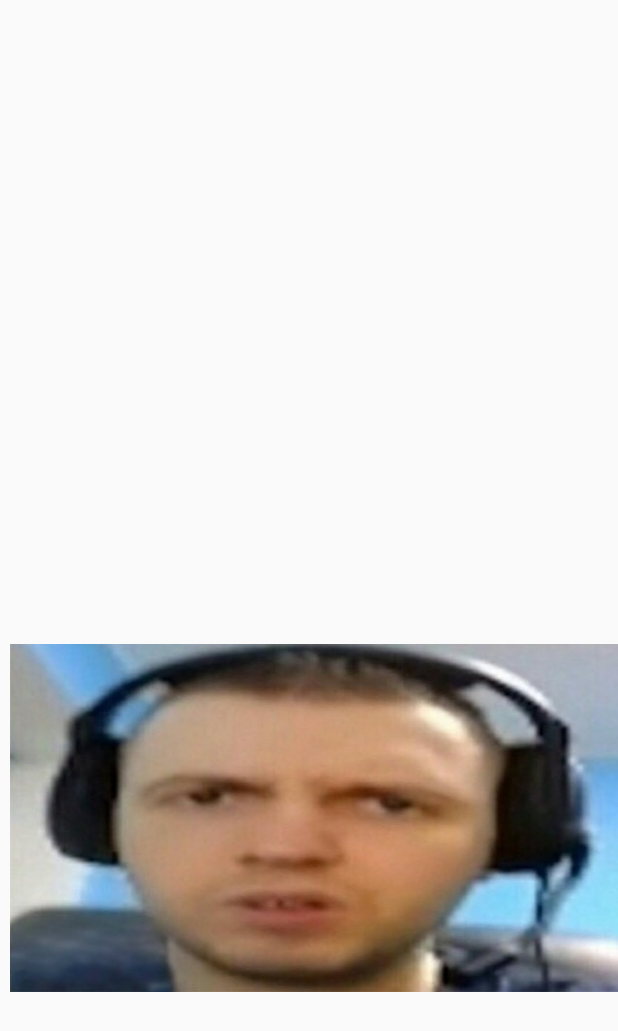
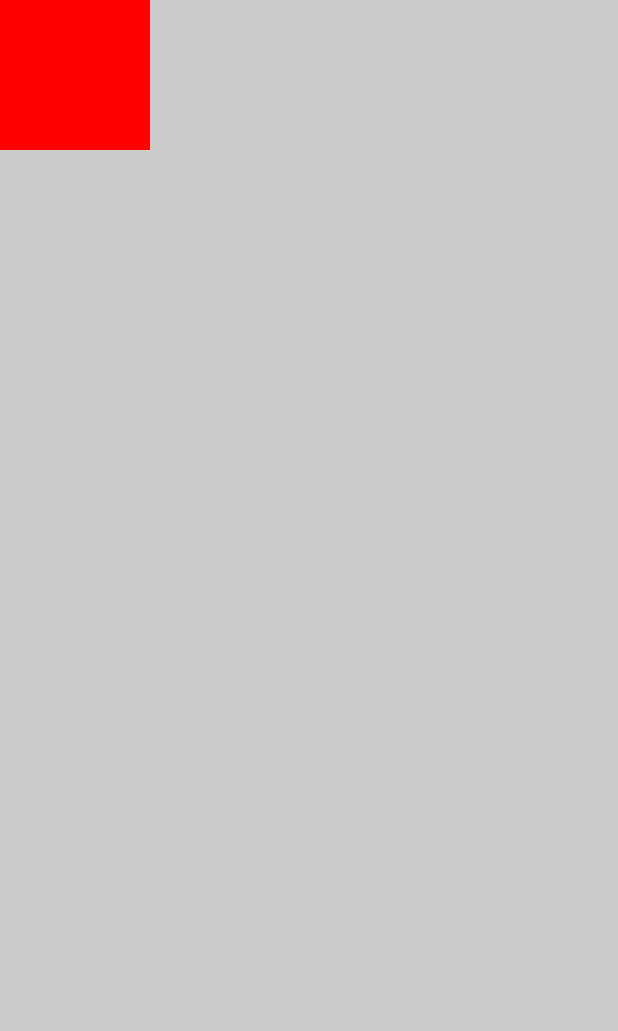
Before and after one commit to AlexLineZ/hits_android, an Android app built with Jetpack Compose: the TestActivity screen opened directly, with no data from a screen before it, on a phone screen of 412 x 824 dp. Shown: the top 1031 px of the screen. Run offline under Robolectric (Android 15) with nearby library versions, the phone set to English and light mode, and no system bars.

Commit message:
Added movable blocks

```diff
--- a/app/src/main/java/com/example/hits_android/TestActivity.kt
+++ b/app/src/main/java/com/example/hits_android/TestActivity.kt
@@ -1,17 +1,23 @@
 package com.example.hits_android
 
 import android.os.Bundle
+import android.view.Surface
 import androidx.activity.ComponentActivity
 import androidx.activity.compose.setContent
 import androidx.compose.foundation.Image
+import androidx.compose.foundation.background
 import androidx.compose.foundation.gestures.awaitFirstDown
 import androidx.compose.foundation.gestures.calculatePan
 import androidx.compose.foundation.gestures.calculateZoom
+import androidx.compose.foundation.gestures.detectDragGestures
+import androidx.compose.foundation.gestures.detectTransformGestures
 import androidx.compose.foundation.gestures.forEachGesture
 import androidx.compose.foundation.layout.Arrangement
 import androidx.compose.foundation.layout.Box
 import androidx.compose.foundation.layout.Column
 import androidx.compose.foundation.layout.fillMaxSize
+import androidx.compose.foundation.layout.offset
+import androidx.compose.foundation.layout.size
 import androidx.compose.foundation.lazy.LazyColumn
 import androidx.compose.runtime.Composable
 import androidx.compose.runtime.getValue
@@ -20,10 +26,15 @@ import androidx.compose.runtime.remember
 import androidx.compose.runtime.setValue
 import androidx.compose.ui.Alignment
 import androidx.compose.ui.Modifier
+import androidx.compose.ui.geometry.Offset
+import androidx.compose.ui.graphics.Color
 import androidx.compose.ui.graphics.graphicsLayer
+import androidx.compose.ui.input.pointer.consumeAllChanges
 import androidx.compose.ui.input.pointer.pointerInput
+import androidx.compose.ui.platform.LocalDensity
 import androidx.compose.ui.res.painterResource
 import androidx.compose.ui.tooling.preview.Preview
+import androidx.compose.ui.unit.dp
 import com.example.hits_android.ui.theme.Hits_androidTheme
 
 class TestActivity : ComponentActivity() {
@@ -31,7 +42,7 @@ class TestActivity : ComponentActivity() {
         super.onCreate(savedInstanceState)
         setContent {
             Hits_androidTheme {
-                ZoomableComposable()
+                BoxWithConstraints()
             }
         }
     }
@@ -39,19 +50,10 @@ class TestActivity : ComponentActivity() {
 
 @Composable
 fun ZoomableComposable() {
-    // Reacting to state changes is the core behavior of Compose.
-    // We use the state composable that is used for holding a
-    // state value in this composable for representing the current
-    // value scale(for zooming in the image)
-    // & translation(for panning across the image).
-    // Any composable that reads the value of counter will
-    // be recomposed any time the value changes.
-    var scale by remember { mutableStateOf(1f) }
+    var scale by remember { mutableStateOf(10f) }
     var offsetX by remember { mutableStateOf(0f) }
     var offsetY by remember { mutableStateOf(0f) }
 
-    // In the example below, we make the Column composable zoomable
-    // by leveraging the Modifier.pointerInput modifier
     Box(
         modifier = Modifier
             .pointerInput(Unit) {
@@ -68,42 +70,18 @@ fun ZoomableComposable() {
                     }
                 }
             }
+            .graphicsLayer (
+                scaleX = scale,
+                scaleY = scale,
+                translationX = offsetX,
+                translationY = offsetY
+            )
+            .background(Color.LightGray)
     ) {
-        // painterResource method loads an image resource asynchronously
-//        val imagepainter = painterResource(id = R.drawable.ic_launcher_background)
-        // We use the graphicsLayer modifier to modify the scale & translation
-        // of the image.
-        // This is read from the state properties that we created above.
-//        Image(
-//            modifier = Modifier.fillMaxSize().graphicsLayer(
-//                scaleX = scale,
-//                scaleY = scale,
-//                translationX = offsetX,
-//                translationY = offsetY
-//            ),
-//            painter = imagepainter,
-//            contentDescription = "androids launcher default launcher background image"
-//        )
-
         Image(
             painter = painterResource(id = R.drawable.maxresdefault),
             contentDescription = "sas",
-            modifier = Modifier.fillMaxSize().graphicsLayer (
-                scaleX = scale,
-                scaleY = scale,
-                translationX = offsetX + 10,
-                translationY = offsetY + 200
-            )
-        )
-        Image(
-            painter = painterResource(id = R.drawable.maxresdefault),
-            contentDescription = "sis",
-            modifier = Modifier.fillMaxSize().graphicsLayer (
-                scaleX = scale,
-                scaleY = scale,
-                translationX = offsetX - 800,
-                translationY = offsetY - 500
-            )
+            modifier = Modifier.fillMaxSize()
         )
     }
 }
@@ -111,5 +89,63 @@ fun ZoomableComposable() {
 @Preview
 @Composable
 fun ZoomableComposablePreview() {
-    ZoomableComposable()
+    BoxWithConstraints()
 }
+
+@Composable
+fun BoxWithConstraints() {
+    var offsetX by remember { mutableStateOf(0f) }
+    var offsetY by remember { mutableStateOf(0f) }
+    var scale by remember { mutableStateOf(1f) }
+    val maxScale = 40f
+
+    Box(
+        Modifier
+            .fillMaxSize()
+            .pointerInput(Unit) {
+                detectTransformGestures { _, pan, zoom, _ ->
+                    scale *= zoom
+                    scale = scale.coerceIn(0.1f, maxScale)
+                    offsetX += pan.x
+                    offsetY += pan.y
+                }
+            }
+            .graphicsLayer (
+                scaleX = scale,
+                scaleY = scale,
+                translationX = offsetX,
+                translationY = offsetY
+            )
+            .background(Color.LightGray)
+    ) {
+        DragableInJetpackComposeTheme()
+        DragableInJetpackComposeTheme()
+        DragableInJetpackComposeTheme()
+        DragableInJetpackComposeTheme()
+    }
+}
+
+@Composable
+fun DragableInJetpackComposeTheme() {
+    // A surface container using the 'background' color from the theme
+        Box(
+        ){
+            val d = LocalDensity.current
+            var offsetX by remember { mutableStateOf(0f) }
+            var offsetY by remember { mutableStateOf(0f) }
+            Box(
+                modifier = Modifier
+                    .offset((offsetX / d.density).dp, (offsetY / d.density).dp)
+                    .background(Color.Red)
+                    .size(100.dp)
+                    .pointerInput(Unit) {
+                        detectDragGestures { change, dragAmount ->
+                            print(dragAmount)
+                            change.consumeAllChanges()
+                            offsetX += dragAmount.x
+                            offsetY += dragAmount.y
+                        }
+                    }
+            ){}
+        }
+    }
```
